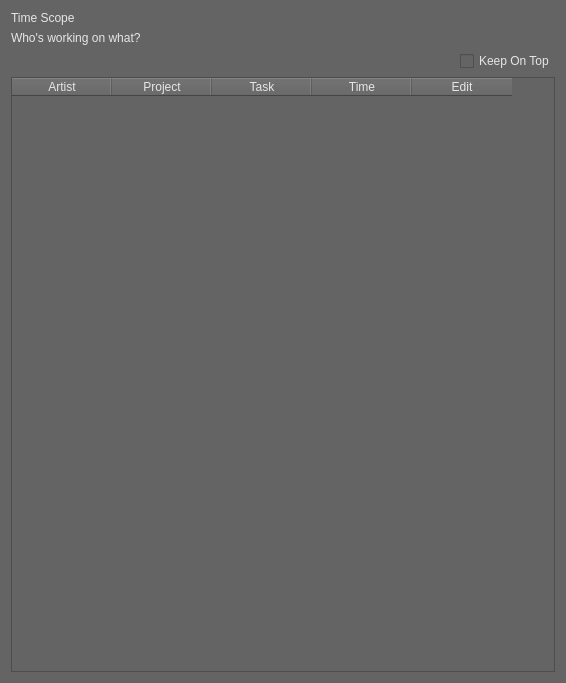
This is Python/Utilities/time_lord/ui/time_lord_scope.ui in SleepDeprivedVFX/t_sheets_listener as Qt 5 draws it before an edit. The edited form follows.
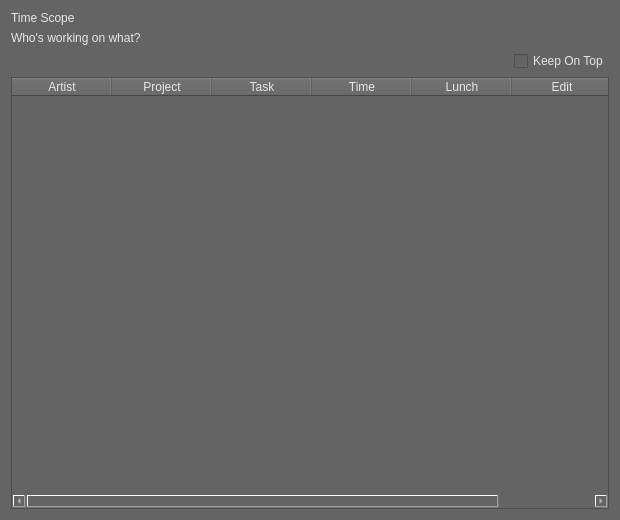
This is the edited form.

Commit message: Got the scope to add lunch breaks.  I don't know that they'll update yet, but they do display.

Patch:
```diff
--- a/Python/Utilities/time_lord/ui/time_lord_scope.ui
+++ b/Python/Utilities/time_lord/ui/time_lord_scope.ui
@@ -6,10 +6,16 @@
    <rect>
     <x>0</x>
     <y>0</y>
-    <width>566</width>
-    <height>683</height>
+    <width>620</width>
+    <height>520</height>
    </rect>
   </property>
+  <property name="minimumSize">
+   <size>
+    <width>620</width>
+    <height>481</height>
+   </size>
+  </property>
   <property name="windowTitle">
    <string>Time Lord Scope</string>
   </property>
@@ -109,6 +115,11 @@
        <string>Time</string>
       </property>
      </column>
+     <column>
+      <property name="text">
+       <string>Lunch</string>
+      </property>
+     </column>
      <column>
       <property name="text">
        <string>Edit</string>
```
The commit also changes 2 other files.
